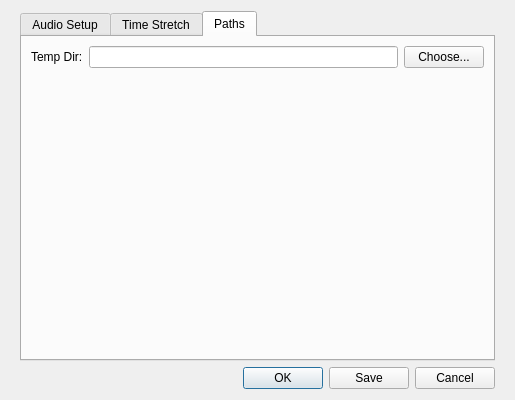
First picture: the form in src/optionsdialog.ui, repository rock-hopper/shuriken, before the edit.
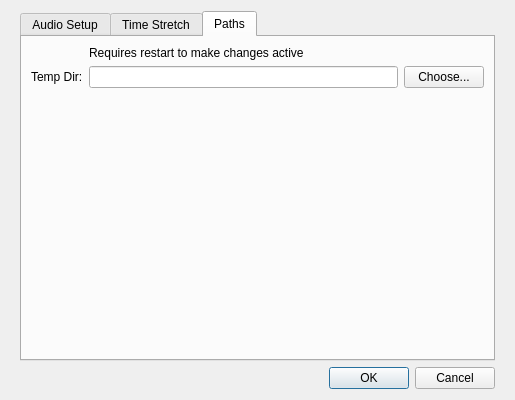
Second picture: the form after the edit. The open tabs and pages were chosen to show the change.

Commit message: Temp dir change requires restart

```diff
--- a/src/optionsdialog.ui
+++ b/src/optionsdialog.ui
@@ -425,14 +425,14 @@
        <string>Paths</string>
       </attribute>
       <layout class="QFormLayout" name="formLayout_2">
-       <item row="0" column="0">
+       <item row="1" column="0">
         <widget class="QLabel" name="label_5">
          <property name="text">
           <string>Temp Dir:</string>
          </property>
         </widget>
        </item>
-       <item row="0" column="1">
+       <item row="1" column="1">
         <layout class="QHBoxLayout" name="horizontalLayout">
          <item>
           <widget class="QLineEdit" name="lineEdit_TempDir"/>
@@ -446,13 +446,20 @@
          </item>
         </layout>
        </item>
-       <item row="1" column="1">
+       <item row="2" column="1">
         <widget class="QLabel" name="label_DirValidity">
          <property name="text">
           <string/>
          </property>
         </widget>
        </item>
+       <item row="0" column="1">
+        <widget class="QLabel" name="label_9">
+         <property name="text">
+          <string>Requires restart to make changes active</string>
+         </property>
+        </widget>
+       </item>
       </layout>
      </widget>
     </widget>
@@ -463,7 +470,7 @@
       <enum>Qt::Horizontal</enum>
      </property>
      <property name="standardButtons">
-      <set>QDialogButtonBox::Cancel|QDialogButtonBox::Ok|QDialogButtonBox::Save</set>
+      <set>QDialogButtonBox::Cancel|QDialogButtonBox::Ok</set>
      </property>
     </widget>
    </item>
```
The commit also changes 3 other files.
